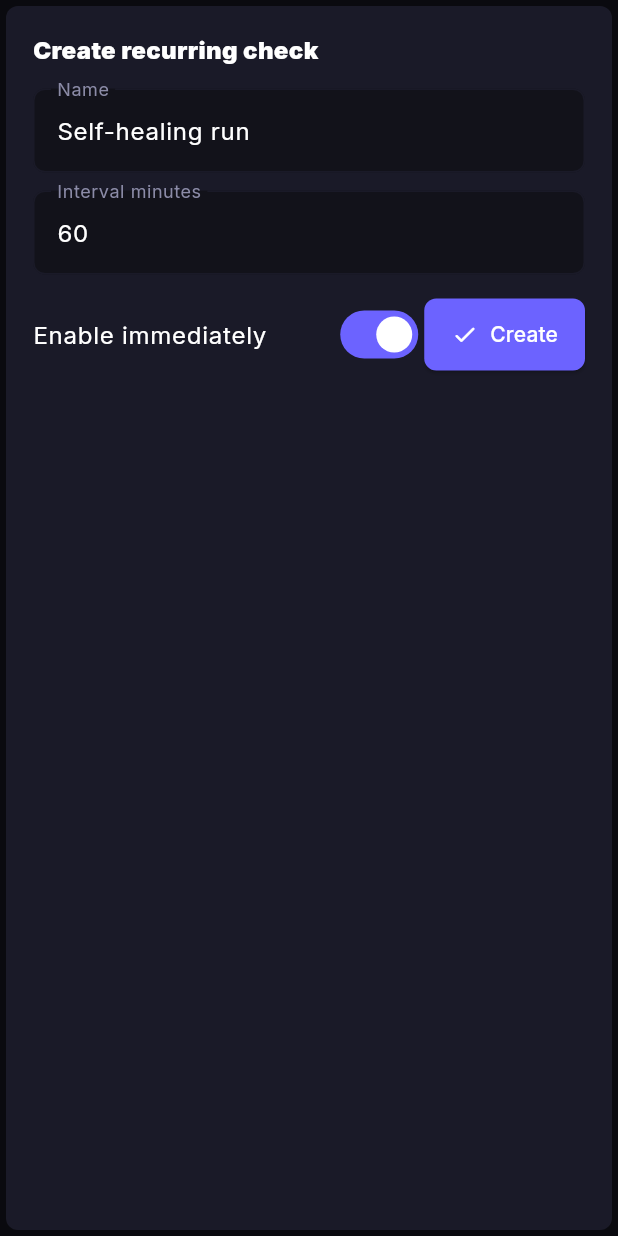
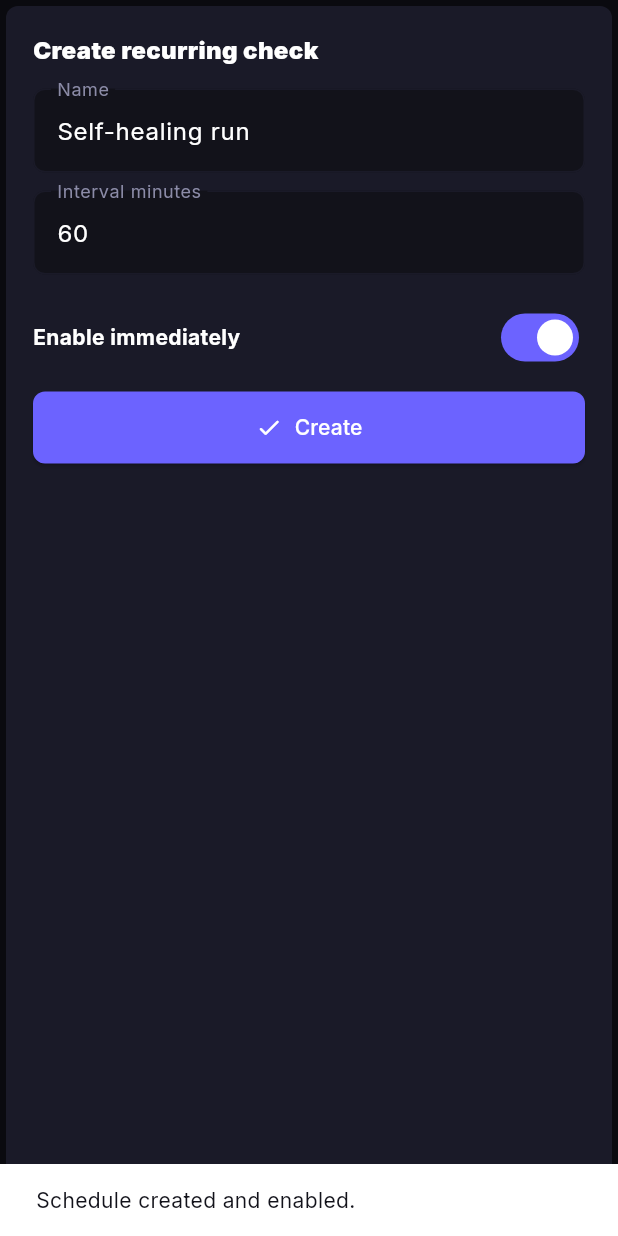
Before and after one commit to salkhan-ops/self-healing-agent, a Flutter app: the _ScheduleFormCard widget shown alone on an empty page, opened directly, after a tap on "Create", on a phone screen of 412 x 824 dp. Run offline on Flutter 3.47's test engine with Material 3 defaults, Android fonts, the light colour scheme and no system bars; our stand-ins replace data_table_2, fl_chart, go_router, google_fonts; missing offline and left inert: dart:html; network calls fail.

Commit message:
scheduler fixed

```diff
--- a/dashboard/lib/screens/scheduler_screen.dart
+++ b/dashboard/lib/screens/scheduler_screen.dart
@@ -2,6 +2,7 @@ import 'package:flutter/material.dart';
 import 'package:intl/intl.dart';
 import 'package:provider/provider.dart';
 
+import '../core/app_config.dart';
 import '../core/theme.dart';
 import '../models/schedule.dart';
 import '../providers/scheduler_provider.dart';
@@ -55,14 +56,22 @@ class _SchedulerScreenState extends State<SchedulerScreen> {
                 totalCount: schedules.length,
                 nextRun: nextRun,
                 totalRuns: totalRuns,
+                previewOnly: AppConfig.publicDemoMode,
               ),
+              if (AppConfig.publicDemoMode) ...[
+                const SizedBox(height: 12),
+                const _SchedulerDemoNotice(),
+              ],
               const SizedBox(height: 16),
               Expanded(
                 child: compact
                     ? ListView(
                         children: [
                           if (showCreatePanel) ...[
-                            const _ScheduleFormCard(),
+                            _ScheduleFormCard(
+                              onCreated: () =>
+                                  setState(() => showCreatePanel = false),
+                            ),
                             const SizedBox(height: 16),
                           ],
                           _ScheduleListCard(schedules: schedules),
@@ -80,9 +89,13 @@ class _SchedulerScreenState extends State<SchedulerScreen> {
                             child: Column(
                               children: [
                                 if (showCreatePanel) ...[
-                                  const SizedBox(
-                                    height: 210,
-                                    child: _ScheduleFormCard(),
+                                  SizedBox(
+                                    height: 292,
+                                    child: _ScheduleFormCard(
+                                      onCreated: () => setState(
+                                        () => showCreatePanel = false,
+                                      ),
+                                    ),
                                   ),
                                   const SizedBox(height: 16),
                                 ],
@@ -180,12 +193,14 @@ class _SummaryRow extends StatelessWidget {
     required this.totalCount,
     required this.nextRun,
     required this.totalRuns,
+    required this.previewOnly,
   });
 
   final int activeCount;
   final int totalCount;
   final DateTime? nextRun;
   final int totalRuns;
+  final bool previewOnly;
 
   @override
   Widget build(BuildContext context) {
@@ -219,7 +234,11 @@ class _SummaryRow extends StatelessWidget {
               width: width,
               icon: Icons.repeat_rounded,
               label: 'Mode',
-              value: activeCount == 0 ? 'Manual' : 'Automatic',
+              value: previewOnly
+                  ? 'Preview'
+                  : activeCount == 0
+                  ? 'Manual'
+                  : 'Automatic',
               color: AppColors.accent,
             ),
             _SummaryCard(
@@ -232,6 +251,38 @@ class _SummaryRow extends StatelessWidget {
           ],
         );
       },
+    );
+  }
+}
+
+class _SchedulerDemoNotice extends StatelessWidget {
+  const _SchedulerDemoNotice();
+
+  @override
+  Widget build(BuildContext context) {
+    return Container(
+      width: double.infinity,
+      padding: const EdgeInsets.symmetric(horizontal: 16, vertical: 12),
+      decoration: BoxDecoration(
+        color: AppColors.warning.withValues(alpha: 0.10),
+        borderRadius: BorderRadius.circular(14),
+        border: Border.all(color: AppColors.warning.withValues(alpha: 0.24)),
+      ),
+      child: const Row(
+        children: [
+          Icon(Icons.info_outline_rounded, color: AppColors.warning, size: 20),
+          SizedBox(width: 10),
+          Expanded(
+            child: Text(
+              'Public demo mode: scheduler planning is visible, but background scheduled runs are preview-only to prevent unexpected API cost. Turn PUBLIC_DEMO_MODE=false for production automation.',
+              style: TextStyle(
+                color: AppColors.textSecondary,
+                fontWeight: FontWeight.w700,
+              ),
+            ),
+          ),
+        ],
+      ),
     );
   }
 }
@@ -326,7 +377,9 @@ class _ScheduleListCard extends StatelessWidget {
             ),
             const SizedBox(height: 6),
             const Text(
-              'Recurring runs use the same self-healing loop as Agent Control, scheduled at safe intervals.',
+              AppConfig.publicDemoMode
+                  ? 'Preview schedules without starting background agent runs in public demo mode.'
+                  : 'Recurring runs use the same self-healing loop as Agent Control, scheduled at safe intervals.',
               style: TextStyle(
                 color: AppColors.textSecondary,
                 fontWeight: FontWeight.w600,
@@ -678,7 +731,9 @@ class _UpcomingRunsCard extends StatelessWidget {
             ),
             const SizedBox(height: 6),
             const Text(
-              'Upcoming automation windows based on active intervals.',
+              AppConfig.publicDemoMode
+                  ? 'Preview windows only; public demo mode will not execute background runs.'
+                  : 'Upcoming automation windows based on active intervals.',
               style: TextStyle(
                 color: AppColors.textSecondary,
                 fontWeight: FontWeight.w600,
@@ -833,7 +888,9 @@ class _NoUpcomingRuns extends StatelessWidget {
 }
 
 class _ScheduleFormCard extends StatefulWidget {
-  const _ScheduleFormCard();
+  const _ScheduleFormCard({this.onCreated});
+
+  final VoidCallback? onCreated;
 
   @override
   State<_ScheduleFormCard> createState() => _ScheduleFormCardState();
@@ -843,12 +900,57 @@ class _ScheduleFormCardState extends State<_ScheduleFormCard> {
   final nameController = TextEditingController(text: 'Self-healing run');
   final intervalController = TextEditingController(text: '60');
   bool enabled = true;
+  bool isSaving = false;
 
   @override
   void dispose() {
     nameController.dispose();
     intervalController.dispose();
     super.dispose();
+  }
+
+  Future<void> _createSchedule() async {
+    final messenger = ScaffoldMessenger.of(context);
+    final name = nameController.text.trim();
+    final interval = int.tryParse(intervalController.text.trim());
+
+    if (name.isEmpty || interval == null || interval < 1) {
+      messenger.showSnackBar(
+        const SnackBar(
+          content: Text('Enter a name and interval of at least 1 minute.'),
+        ),
+      );
+      return;
+    }
+
+    setState(() => isSaving = true);
+    try {
+      await context.read<SchedulerProvider>().createSchedule(
+        name,
+        interval,
+        enabled: enabled,
+      );
+      if (!mounted) return;
+      messenger.showSnackBar(
+        SnackBar(
+          content: Text(
+            enabled
+                ? 'Schedule created and enabled.'
+                : 'Schedule created in paused mode.',
+          ),
+        ),
+      );
+      widget.onCreated?.call();
+    } catch (error) {
+      if (!mounted) return;
+      messenger.showSnackBar(
+        SnackBar(content: Text('Could not create schedule: $error')),
+      );
+    } finally {
+      if (mounted) {
+        setState(() => isSaving = false);
+      }
+    }
   }
 
   @override
@@ -897,29 +999,48 @@ class _ScheduleFormCardState extends State<_ScheduleFormCard> {
                       SizedBox(width: 180, child: fields[1]),
                     ],
                   ),
-                const SizedBox(height: 12),
-                Row(
+                const SizedBox(height: 18),
+                Wrap(
+                  spacing: 16,
+                  runSpacing: 12,
+                  alignment: WrapAlignment.spaceBetween,
+                  crossAxisAlignment: WrapCrossAlignment.center,
                   children: [
-                    Expanded(
-                      child: SwitchListTile(
-                        contentPadding: EdgeInsets.zero,
-                        value: enabled,
-                        onChanged: (value) => setState(() => enabled = value),
-                        title: const Text('Enable immediately'),
+                    SizedBox(
+                      width: compact ? constraints.maxWidth : 300,
+                      child: Row(
+                        mainAxisSize: MainAxisSize.min,
+                        children: [
+                          const Expanded(
+                            child: Text(
+                              'Enable immediately',
+                              style: TextStyle(fontWeight: FontWeight.w700),
+                            ),
+                          ),
+                          Switch(
+                            value: enabled,
+                            onChanged: isSaving
+                                ? null
+                                : (value) => setState(() => enabled = value),
+                          ),
+                        ],
                       ),
                     ),
-                    ElevatedButton.icon(
-                      onPressed: () async {
-                        final interval =
-                            int.tryParse(intervalController.text) ?? 60;
-                        await context.read<SchedulerProvider>().createSchedule(
-                          nameController.text,
-                          interval,
-                          enabled: enabled,
-                        );
-                      },
-                      icon: const Icon(Icons.check_rounded),
-                      label: const Text('Create'),
+                    SizedBox(
+                      width: compact ? constraints.maxWidth : 160,
+                      child: ElevatedButton.icon(
+                        onPressed: isSaving ? null : _createSchedule,
+                        icon: isSaving
+                            ? const SizedBox(
+                                width: 16,
+                                height: 16,
+                                child: CircularProgressIndicator(
+                                  strokeWidth: 2,
+                                ),
+                              )
+                            : const Icon(Icons.check_rounded),
+                        label: Text(isSaving ? 'Creating…' : 'Create'),
+                      ),
                     ),
                   ],
                 ),
```
Also changed, not shown: 1 other file.
